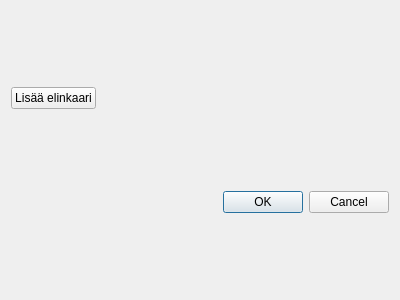
Old version of the form arho_feature_template/gui/dialogs/lifecycle_editor.ui in the repository GispoCoding/arho-qgis-plugin.
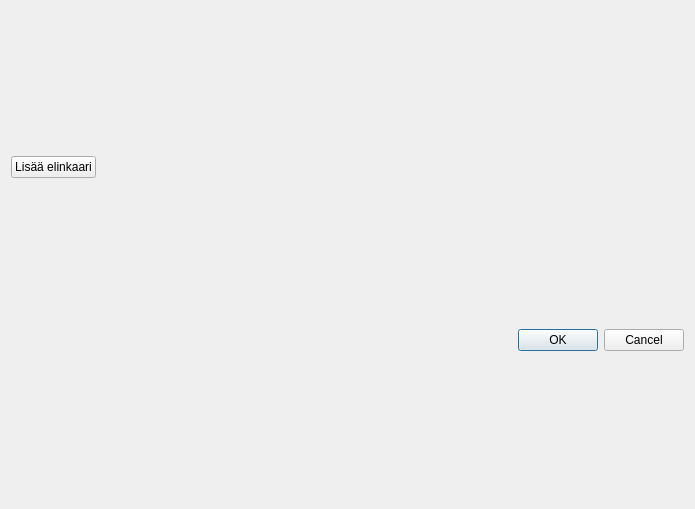
New version of the form.

Patch:
```diff
--- a/arho_feature_template/gui/dialogs/lifecycle_editor.ui
+++ b/arho_feature_template/gui/dialogs/lifecycle_editor.ui
@@ -6,8 +6,8 @@
    <rect>
     <x>0</x>
     <y>0</y>
-    <width>400</width>
-    <height>300</height>
+    <width>695</width>
+    <height>509</height>
    </rect>
   </property>
   <property name="windowTitle">
```
